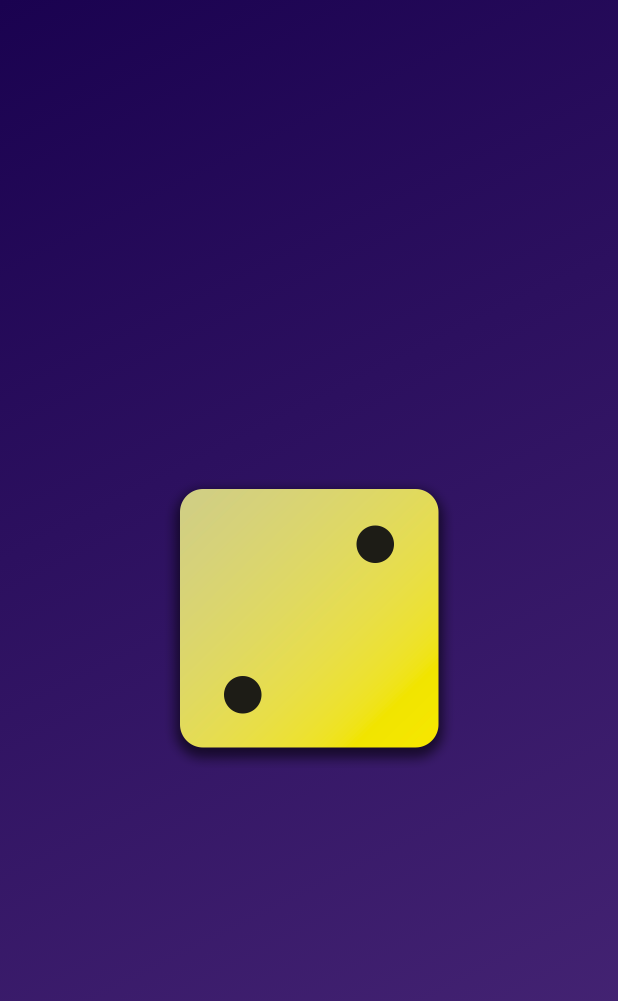
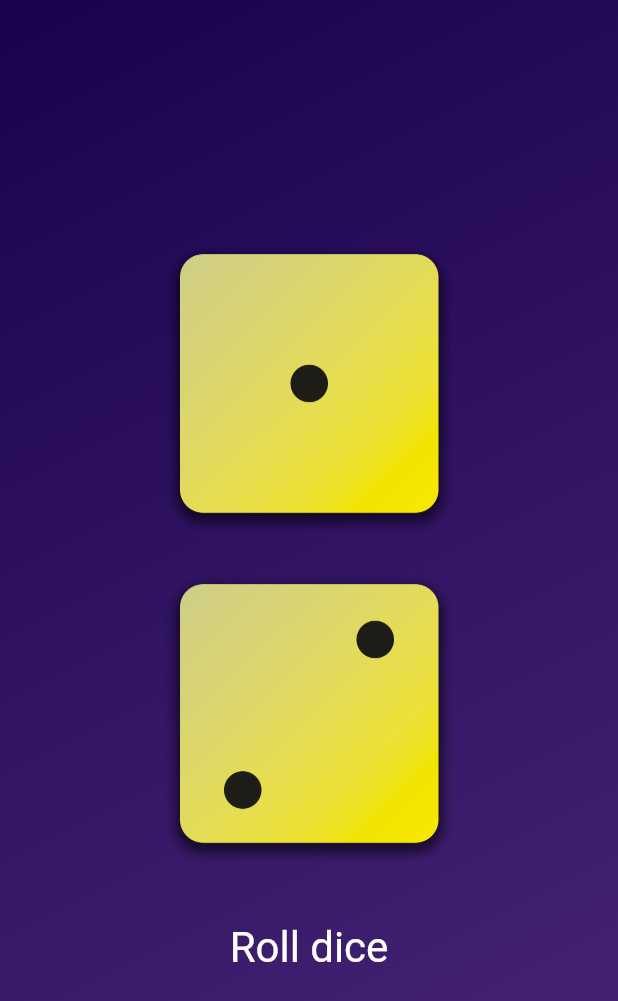
Before and after one commit to stefanobianda/flutter_app, a Flutter app: the screen it shows after launch, on a phone screen of 412 x 824 dp. Shown: the top 1001 px of the screen. Run offline on Flutter 3.47's test engine with Material 3 defaults, Android fonts, the phone set to English and light mode, and no system bars.

Commit message:
add images and stateful widget

```diff
--- /dev/null
+++ b/lib/dice_roller.dart
@@ -0,0 +1,61 @@
+import 'dart:math';
+import 'package:flutter/material.dart';
+
+final randomizer = Random();
+
+class DiceRoller extends StatefulWidget {
+  const DiceRoller({super.key});
+
+  @override
+  State<DiceRoller> createState() {
+    return _DiceRollerState();
+  }
+}
+
+class _DiceRollerState extends State<DiceRoller> {
+  var oneDiceNumber = 1;
+  var twoDiceNumber = 2;
+
+  rollDice() {
+    setState(() {
+      oneDiceNumber = randomizer.nextInt(6) + 1;
+      twoDiceNumber = randomizer.nextInt(6) + 1;
+    });
+  }
+
+  @override
+  Widget build(BuildContext context) {
+    return Column(
+      mainAxisAlignment: MainAxisAlignment.center,
+      children: [
+        Image.asset(
+          'assets/images/dice-$oneDiceNumber.png',
+          width: 200,
+        ),
+        const SizedBox(
+          height: 20,
+        ),
+        Image.asset(
+          'assets/images/dice-$twoDiceNumber.png',
+          width: 200,
+        ),
+        const SizedBox(
+          height: 20,
+        ),
+        TextButton(
+          onPressed: rollDice,
+          style: TextButton.styleFrom(
+            padding: const EdgeInsets.all(
+              20,
+            ),
+            foregroundColor: Colors.white,
+            textStyle: const TextStyle(
+              fontSize: 28,
+            ),
+          ),
+          child: const Text('Roll dice'),
+        )
+      ],
+    );
+  }
+}
--- a/lib/gradient_container.dart
+++ b/lib/gradient_container.dart
@@ -1,5 +1,5 @@
 import 'package:flutter/material.dart';
-import 'package:flutter_app/styled_text.dart';
+import 'package:flutter_app/dice_roller.dart';
 
 var startAlignment = Alignment.topLeft;
 var endAlignment = Alignment.bottomRight;
@@ -19,11 +19,8 @@ class GradientContainer extends StatelessWidget {
           end: endAlignment,
         ),
       ),
-      child: Center(
-        child: Image.asset(
-          'assets/images/dice-2.png',
-          width: 200,
-        ),
+      child: const Center(
+        child: DiceRoller(),
       ),
     );
   }
```
